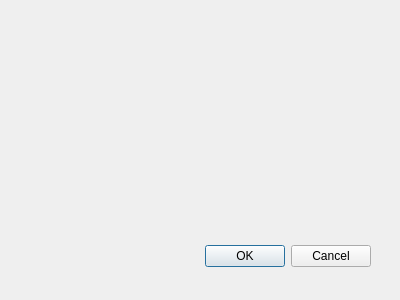
Before: the Qt Designer form osm_2_imm_dialog_base.ui in BingHawk/osm_2_imm, drawn with Qt 5.
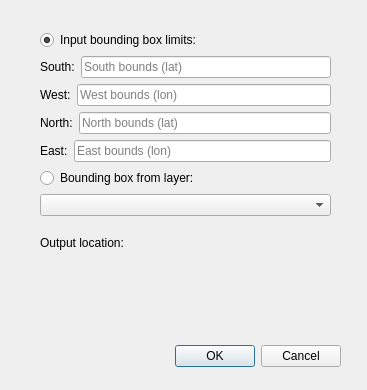
After: the same form once the commit is applied. Custom widgets are drawn as their Qt base class.

The edit to the form file:
```diff
--- a/osm_2_imm_dialog_base.ui
+++ b/osm_2_imm_dialog_base.ui
@@ -1,23 +1,23 @@
 <ui version="4.0" >
  <class>MainDialogBase</class>
- <widget class="QDialog" name="MainDialogBase" >
-  <property name="geometry" >
+ <widget class="QDialog" name="MainDialogBase">
+  <property name="geometry">
    <rect>
     <x>0</x>
     <y>0</y>
-    <width>400</width>
-    <height>300</height>
+    <width>367</width>
+    <height>390</height>
    </rect>
   </property>
   <property name="windowTitle" >
    <string>OSM to IMM</string>
   </property>
-  <widget class="QDialogButtonBox" name="button_box" >
-   <property name="geometry" >
+  <widget class="QDialogButtonBox" name="button_box">
+   <property name="geometry">
     <rect>
-     <x>30</x>
-     <y>240</y>
-     <width>341</width>
+     <x>50</x>
+     <y>340</y>
+     <width>291</width>
      <height>32</height>
     </rect>
    </property>
@@ -28,7 +28,165 @@
     <set>QDialogButtonBox::Cancel|QDialogButtonBox::Ok</set>
    </property>
   </widget>
+  <widget class="QWidget" name="verticalLayoutWidget">
+   <property name="geometry">
+    <rect>
+     <x>40</x>
+     <y>30</y>
+     <width>291</width>
+     <height>280</height>
+    </rect>
+   </property>
+   <layout class="QVBoxLayout" name="verticalLayout">
+    <item>
+     <widget class="QRadioButton" name="rb_limits">
+      <property name="inputMethodHints">
+       <set>Qt::ImhDigitsOnly</set>
+      </property>
+      <property name="text">
+       <string>Input bounding box limits:</string>
+      </property>
+      <property name="checked">
+       <bool>true</bool>
+      </property>
+     </widget>
+    </item>
+    <item>
+     <layout class="QGridLayout" name="gridLayout">
+      <item row="0" column="0">
+       <layout class="QHBoxLayout" name="horizontalLayout_3">
+        <item>
+         <widget class="QLabel" name="label_2">
+          <property name="text">
+           <string>South:</string>
+          </property>
+         </widget>
+        </item>
+        <item>
+         <widget class="QgsFilterLineEdit" name="south">
+          <property name="placeholderText">
+           <string>South bounds (lat)</string>
+          </property>
+          <property name="qgisRelation" stdset="0">
+           <string notr="true"/>
+          </property>
+         </widget>
+        </item>
+       </layout>
+      </item>
+      <item row="2" column="0">
+       <layout class="QHBoxLayout" name="horizontalLayout_2">
+        <item>
+         <widget class="QLabel" name="label">
+          <property name="text">
+           <string>North:</string>
+          </property>
+         </widget>
+        </item>
+        <item>
+         <widget class="QgsFilterLineEdit" name="north">
+          <property name="placeholderText">
+           <string>North bounds (lat)</string>
+          </property>
+          <property name="qgisRelation" stdset="0">
+           <string notr="true"/>
+          </property>
+         </widget>
+        </item>
+       </layout>
+      </item>
+      <item row="3" column="0">
+       <layout class="QHBoxLayout" name="horizontalLayout_5">
+        <item>
+         <widget class="QLabel" name="label_4">
+          <property name="text">
+           <string>East:</string>
+          </property>
+         </widget>
+        </item>
+        <item>
+         <widget class="QgsFilterLineEdit" name="east">
+          <property name="placeholderText">
+           <string>East bounds (lon)</string>
+          </property>
+          <property name="qgisRelation" stdset="0">
+           <string notr="true"/>
+          </property>
+         </widget>
+        </item>
+       </layout>
+      </item>
+      <item row="1" column="0">
+       <layout class="QHBoxLayout" name="horizontalLayout_4">
+        <item>
+         <widget class="QLabel" name="label_3">
+          <property name="text">
+           <string>West:</string>
+          </property>
+         </widget>
+        </item>
+        <item>
+         <widget class="QgsFilterLineEdit" name="west">
+          <property name="placeholderText">
+           <string>West bounds (lon)</string>
+          </property>
+          <property name="qgisRelation" stdset="0">
+           <string notr="true"/>
+          </property>
+         </widget>
+        </item>
+       </layout>
+      </item>
+     </layout>
+    </item>
+    <item>
+     <widget class="QRadioButton" name="rb_layer">
+      <property name="text">
+       <string>Bounding box from layer:</string>
+      </property>
+     </widget>
+    </item>
+    <item>
+     <widget class="QgsMapLayerComboBox" name="layer">
+      <property name="showCrs">
+       <bool>false</bool>
+      </property>
+     </widget>
+    </item>
+    <item>
+     <widget class="QLabel" name="label_5">
+      <property name="text">
+       <string>Output location: </string>
+      </property>
+     </widget>
+    </item>
+    <item>
+     <widget class="QgsFileWidget" name="outputLoc">
+      <property name="storageMode">
+       <enum>QgsFileWidget::GetDirectory</enum>
+      </property>
+     </widget>
+    </item>
+   </layout>
+  </widget>
  </widget>
+ <customwidgets>
+  <customwidget>
+   <class>QgsFileWidget</class>
+   <extends>QWidget</extends>
+   <header>qgsfilewidget.h</header>
+  </customwidget>
+  <customwidget>
+   <class>QgsFilterLineEdit</class>
+   <extends>QLineEdit</extends>
+   <header>qgsfilterlineedit.h</header>
+  </customwidget>
+  <customwidget>
+   <class>QgsMapLayerComboBox</class>
+   <extends>QComboBox</extends>
+   <header>qgsmaplayercombobox.h</header>
+  </customwidget>
+ </customwidgets>
  <resources/>
  <connections>
   <connection>
```
Left out of the diff: 33 changed lines with no effect on the pictures.
